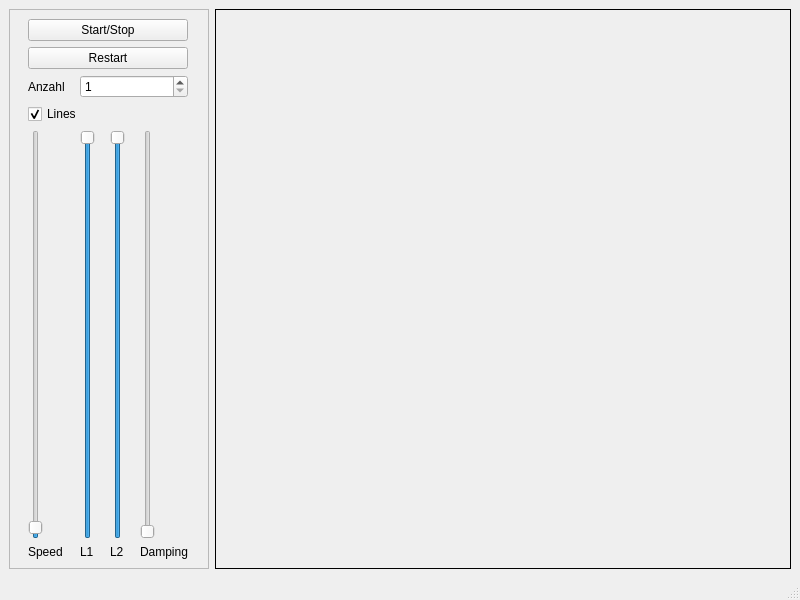
Old version of the form Examples/DoublePendulum/MainWindow.ui in the repository KROIA/QSFML_EditorWidget.
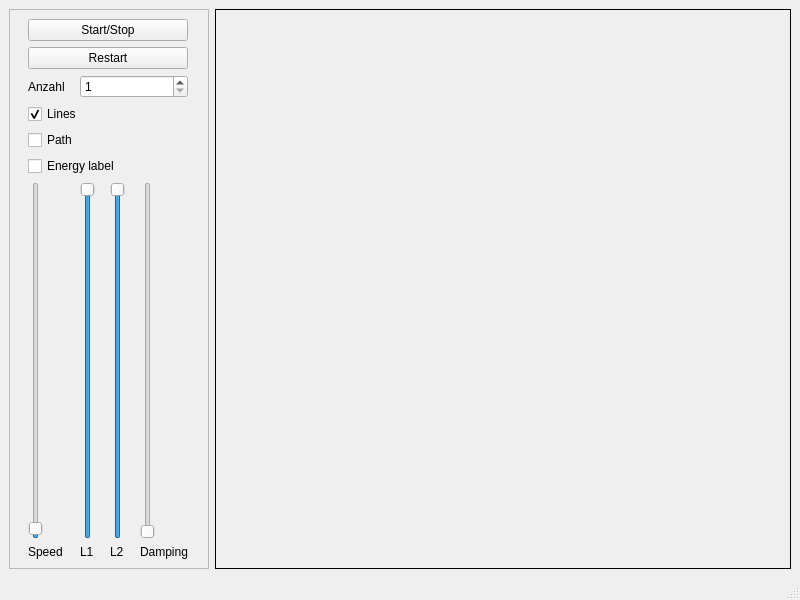
New version of the form.

Diff of the .ui file:
```diff
--- a/Examples/DoublePendulum/MainWindow.ui
+++ b/Examples/DoublePendulum/MainWindow.ui
@@ -40,93 +40,37 @@
        <enum>QFrame::Raised</enum>
       </property>
       <layout class="QGridLayout" name="gridLayout_2">
-       <item row="5" column="0">
-        <widget class="QLabel" name="label">
-         <property name="text">
-          <string>Speed</string>
-         </property>
-        </widget>
-       </item>
-       <item row="4" column="1">
-        <widget class="QSlider" name="L1_verticalSlider">
-         <property name="minimum">
-          <number>1</number>
-         </property>
-         <property name="maximum">
-          <number>100</number>
-         </property>
-         <property name="value">
-          <number>100</number>
-         </property>
-         <property name="orientation">
-          <enum>Qt::Vertical</enum>
-         </property>
-        </widget>
-       </item>
-       <item row="5" column="1">
-        <widget class="QLabel" name="label_2">
-         <property name="text">
-          <string>L1</string>
-         </property>
-        </widget>
-       </item>
-       <item row="2" column="0">
-        <widget class="QLabel" name="label_4">
-         <property name="text">
-          <string>Anzahl</string>
-         </property>
-        </widget>
-       </item>
-       <item row="4" column="0">
-        <widget class="QSlider" name="speed_slider">
-         <property name="minimum">
-          <number>1</number>
-         </property>
-         <property name="maximum">
-          <number>100000</number>
-         </property>
-         <property name="value">
-          <number>1000</number>
-         </property>
-         <property name="orientation">
-          <enum>Qt::Vertical</enum>
-         </property>
-        </widget>
-       </item>
-       <item row="3" column="0" colspan="3">
-        <widget class="QCheckBox" name="enableLines_checkBox">
-         <property name="text">
-          <string>Lines</string>
-         </property>
-         <property name="checked">
-          <bool>true</bool>
-         </property>
-        </widget>
-       </item>
-       <item row="4" column="2">
-        <widget class="QSlider" name="L2_verticalSlider">
-         <property name="minimum">
-          <number>1</number>
-         </property>
-         <property name="maximum">
-          <number>100</number>
-         </property>
-         <property name="value">
-          <number>100</number>
-         </property>
-         <property name="orientation">
-          <enum>Qt::Vertical</enum>
-         </property>
-        </widget>
-       </item>
-       <item row="5" column="2">
+       <item row="7" column="2">
         <widget class="QLabel" name="label_3">
          <property name="text">
           <string>L2</string>
          </property>
         </widget>
        </item>
-       <item row="4" column="3">
+       <item row="1" column="0" colspan="4">
+        <widget class="QPushButton" name="restart_pushButton">
+         <property name="text">
+          <string>Restart</string>
+         </property>
+        </widget>
+       </item>
+       <item row="6" column="1">
+        <widget class="QSlider" name="L1_verticalSlider">
+         <property name="minimum">
+          <number>1</number>
+         </property>
+         <property name="maximum">
+          <number>100</number>
+         </property>
+         <property name="value">
+          <number>100</number>
+         </property>
+         <property name="orientation">
+          <enum>Qt::Vertical</enum>
+         </property>
+        </widget>
+       </item>
+       <item row="6" column="3">
         <widget class="QSlider" name="damping_verticalSlider">
          <property name="maximum">
           <number>1000</number>
@@ -136,10 +80,19 @@
          </property>
         </widget>
        </item>
-       <item row="5" column="3">
-        <widget class="QLabel" name="label_5">
-         <property name="text">
-          <string>Damping</string>
+       <item row="6" column="0">
+        <widget class="QSlider" name="speed_slider">
+         <property name="minimum">
+          <number>1</number>
+         </property>
+         <property name="maximum">
+          <number>100000</number>
+         </property>
+         <property name="value">
+          <number>1000</number>
+         </property>
+         <property name="orientation">
+          <enum>Qt::Vertical</enum>
          </property>
         </widget>
        </item>
@@ -153,13 +106,6 @@
          </property>
         </widget>
        </item>
-       <item row="1" column="0" colspan="4">
-        <widget class="QPushButton" name="restart_pushButton">
-         <property name="text">
-          <string>Restart</string>
-         </property>
-        </widget>
-       </item>
        <item row="0" column="0" colspan="4">
         <widget class="QPushButton" name="startStop_pushButton">
          <property name="text">
@@ -167,6 +113,74 @@
          </property>
         </widget>
        </item>
+       <item row="6" column="2">
+        <widget class="QSlider" name="L2_verticalSlider">
+         <property name="minimum">
+          <number>1</number>
+         </property>
+         <property name="maximum">
+          <number>100</number>
+         </property>
+         <property name="value">
+          <number>100</number>
+         </property>
+         <property name="orientation">
+          <enum>Qt::Vertical</enum>
+         </property>
+        </widget>
+       </item>
+       <item row="2" column="0">
+        <widget class="QLabel" name="label_4">
+         <property name="text">
+          <string>Anzahl</string>
+         </property>
+        </widget>
+       </item>
+       <item row="7" column="3">
+        <widget class="QLabel" name="label_5">
+         <property name="text">
+          <string>Damping</string>
+         </property>
+        </widget>
+       </item>
+       <item row="7" column="0">
+        <widget class="QLabel" name="label">
+         <property name="text">
+          <string>Speed</string>
+         </property>
+        </widget>
+       </item>
+       <item row="7" column="1">
+        <widget class="QLabel" name="label_2">
+         <property name="text">
+          <string>L1</string>
+         </property>
+        </widget>
+       </item>
+       <item row="5" column="0" colspan="4">
+        <widget class="QCheckBox" name="enableEnergyLabel_checkBox">
+         <property name="text">
+          <string>Energy label</string>
+         </property>
+        </widget>
+       </item>
+       <item row="4" column="0" colspan="4">
+        <widget class="QCheckBox" name="enablePath_checkBox">
+         <property name="text">
+          <string>Path</string>
+         </property>
+        </widget>
+       </item>
+       <item row="3" column="0" colspan="4">
+        <widget class="QCheckBox" name="enableLines_checkBox">
+         <property name="text">
+          <string>Lines</string>
+         </property>
+         <property name="checked">
+          <bool>true</bool>
+         </property>
+        </widget>
+       </item>
       </layout>
      </widget>
     </item>
@@ -178,7 +192,7 @@
      <x>0</x>
      <y>0</y>
      <width>800</width>
-     <height>22</height>
+     <height>21</height>
     </rect>
    </property>
   </widget>
```
